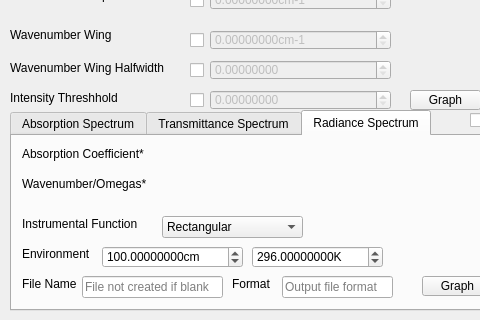
Qt form layouts/absorption_coefficient_window.ui (hitranonline/hapiest) before a commit; both pictures show x 0 to 480 and y 280 to 600 of the 600 by 600 pixel window.
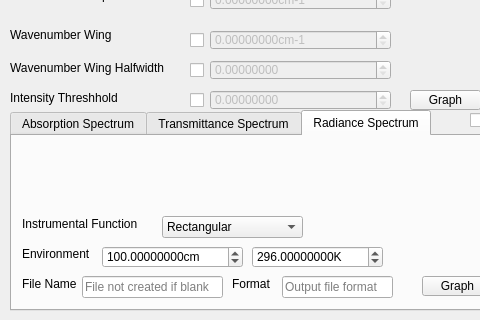
The same form after that commit. The open tabs and pages were chosen to show the change.

Commit message: Fixed bug for mac-systems that caused worker process to silently crash. Also, the program can now be launched via __main__.py rather than src

What changed in the file:
```diff
--- a/layouts/absorption_coefficient_window.ui
+++ b/layouts/absorption_coefficient_window.ui
@@ -977,32 +977,6 @@
              <attribute name="title">
                  <string>Radiance Spectrum</string>
              </attribute>
-             <widget class="QLabel" name="label_14">
-                 <property name="geometry">
-                     <rect>
-                         <x>10</x>
-                         <y>10</y>
-                         <width>141</width>
-                         <height>16</height>
-                     </rect>
-                 </property>
-                 <property name="text">
-                     <string>Absorption Coefficient*</string>
-                 </property>
-             </widget>
-             <widget class="QLabel" name="label_15">
-                 <property name="geometry">
-                     <rect>
-                         <x>10</x>
-                         <y>40</y>
-                         <width>141</width>
-                         <height>16</height>
-                     </rect>
-                 </property>
-                 <property name="text">
-                     <string>Wavenumber/Omegas*</string>
-                 </property>
-             </widget>
              <widget class="QWidget" name="radiance_file_optional" native="true">
                  <property name="geometry">
                      <rect>
```
Left out of the diff: 68 changed lines with no effect on the pictures. The commit also changes 2 other files.
